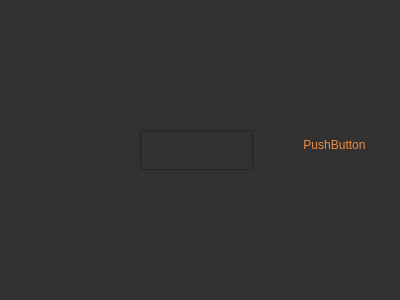
Old version of the form src/main_widget.ui in the repository lihn1987/CoinMarketWatcher.
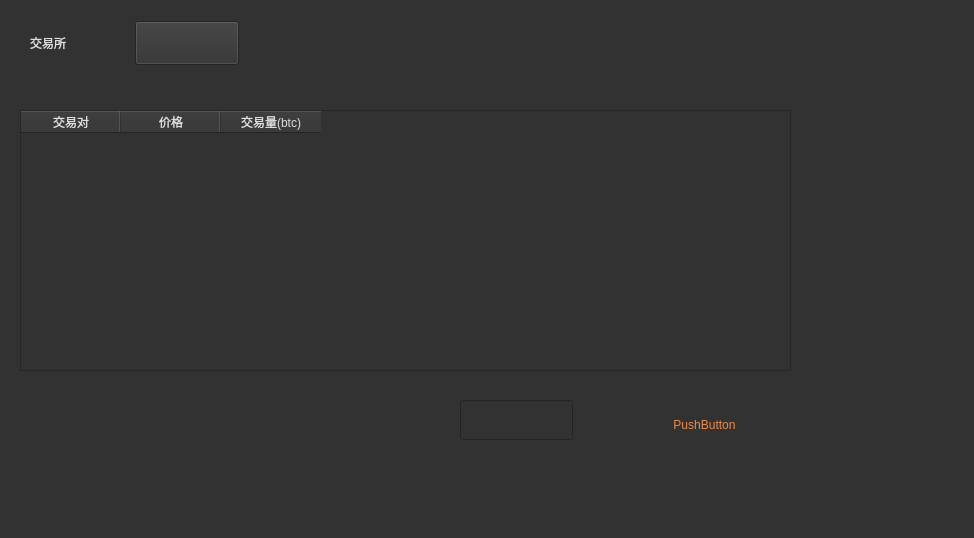
New version of the form. Icons and pictures are not drawn.

```diff
--- a/src/main_widget.ui
+++ b/src/main_widget.ui
@@ -6,8 +6,8 @@
    <rect>
     <x>0</x>
     <y>0</y>
-    <width>400</width>
-    <height>300</height>
+    <width>974</width>
+    <height>538</height>
    </rect>
   </property>
   <property name="windowTitle">
@@ -270,8 +270,8 @@
   <widget class="QPushButton" name="pushButton">
    <property name="geometry">
     <rect>
-     <x>290</x>
-     <y>120</y>
+     <x>660</x>
+     <y>400</y>
      <width>89</width>
      <height>50</height>
     </rect>
@@ -283,13 +283,63 @@
   <widget class="QLineEdit" name="lineEdit">
    <property name="geometry">
     <rect>
-     <x>140</x>
-     <y>130</y>
+     <x>460</x>
+     <y>400</y>
      <width>113</width>
      <height>40</height>
     </rect>
    </property>
   </widget>
+  <widget class="QTableWidget" name="tabHuobi">
+   <property name="geometry">
+    <rect>
+     <x>20</x>
+     <y>110</y>
+     <width>771</width>
+     <height>261</height>
+    </rect>
+   </property>
+   <property name="sortingEnabled">
+    <bool>true</bool>
+   </property>
+   <column>
+    <property name="text">
+     <string>交易对</string>
+    </property>
+   </column>
+   <column>
+    <property name="text">
+     <string>价格</string>
+    </property>
+   </column>
+   <column>
+    <property name="text">
+     <string>交易量(btc)</string>
+    </property>
+   </column>
+  </widget>
+  <widget class="QWidget" name="">
+   <property name="geometry">
+    <rect>
+     <x>30</x>
+     <y>20</y>
+     <width>261</width>
+     <height>46</height>
+    </rect>
+   </property>
+   <layout class="QHBoxLayout" name="horizontalLayout">
+    <item>
+     <widget class="QLabel" name="label">
+      <property name="text">
+       <string>交易所</string>
+      </property>
+     </widget>
+    </item>
+    <item>
+     <widget class="QComboBox" name="cmbMarket"/>
+    </item>
+   </layout>
+  </widget>
  </widget>
  <resources/>
  <connections/>
```
